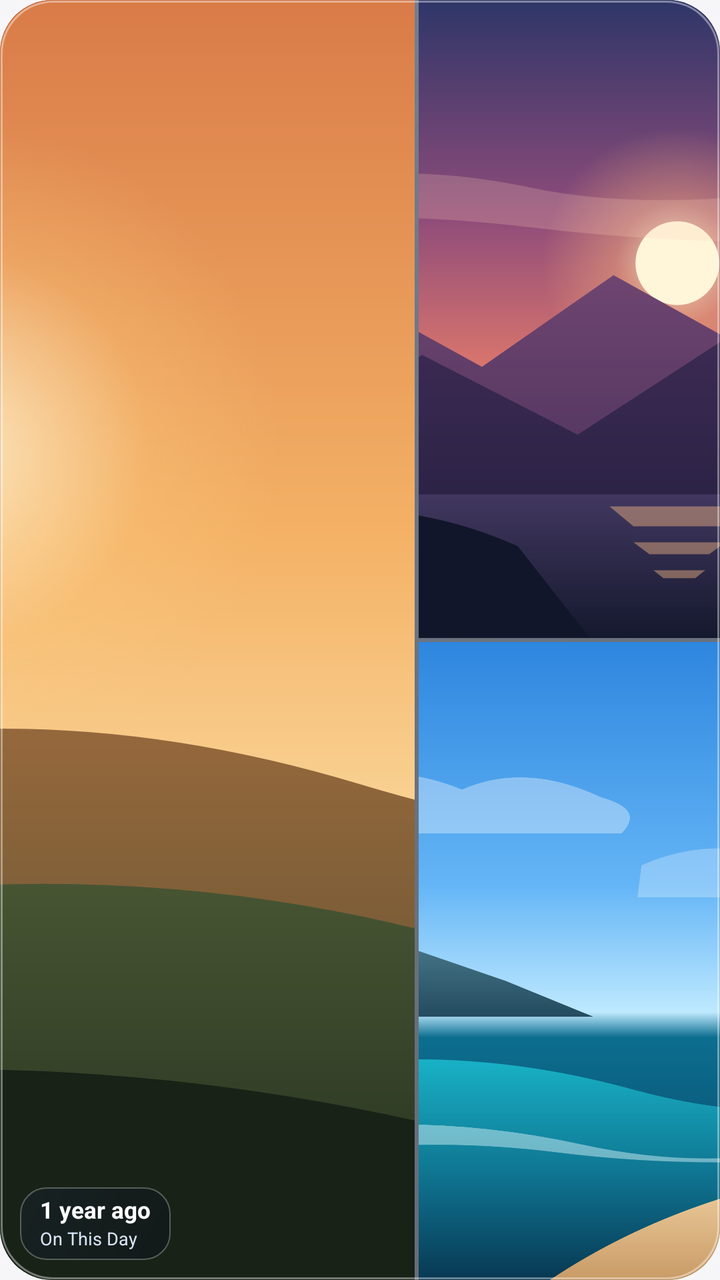
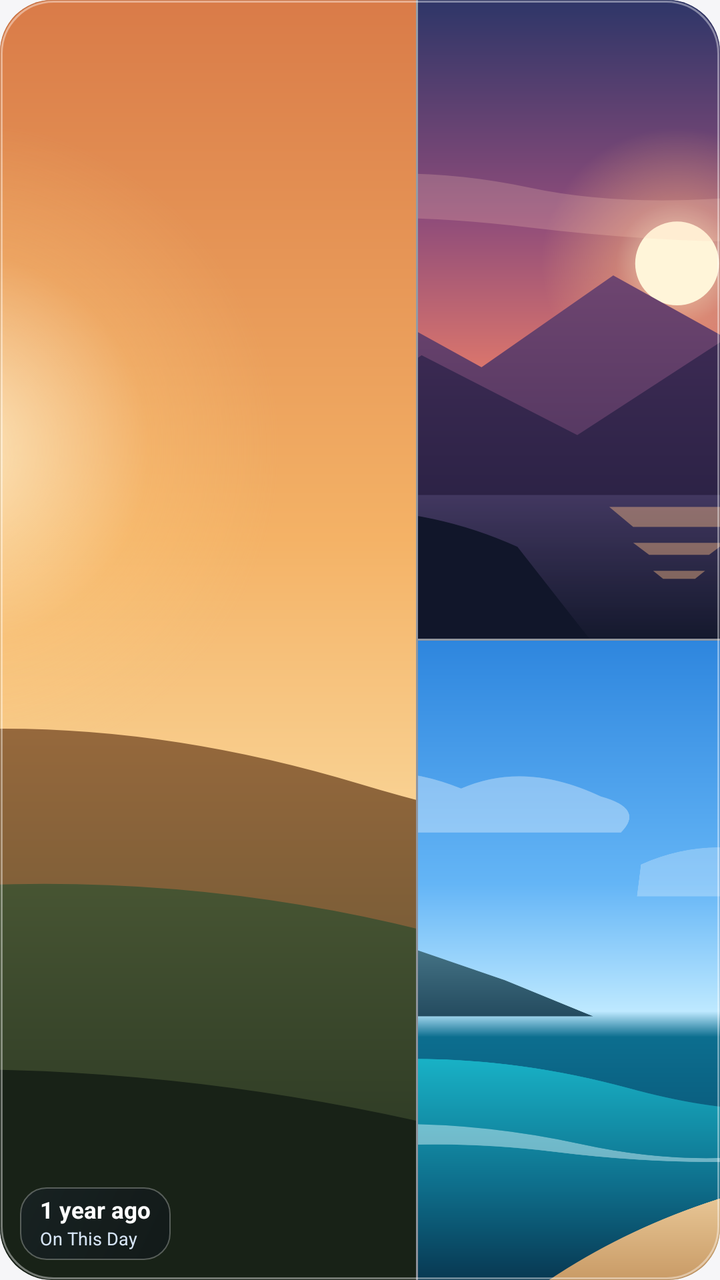

Two renders of the same Android screen: before a commit and after it. Below are the layout's source before the change and the commit's diff.
<!-- AndroidManifest.xml: application theme Theme.LuminaGallery -->
<!-- res/layout/widget_preview_memories.xml -->
<?xml version="1.0" encoding="utf-8"?>
<FrameLayout xmlns:android="http://schemas.android.com/apk/res/android"
    android:layout_width="match_parent"
    android:layout_height="match_parent"
    android:background="@drawable/widget_bg_rounded"
    android:clipToOutline="true"
    android:foreground="@drawable/widget_glass_edge">

    <LinearLayout
        android:layout_width="match_parent"
        android:layout_height="match_parent"
        android:background="#33FFFFFF"
        android:orientation="horizontal">

        <ImageView
            android:layout_width="0dp"
            android:layout_height="match_parent"
            android:layout_marginEnd="2dp"
            android:layout_weight="58"
            android:contentDescription="@string/widget_memories"
            android:scaleType="centerCrop"
            android:src="@drawable/widget_art_golden_meadow" />

        <LinearLayout
            android:layout_width="0dp"
            android:layout_height="match_parent"
            android:layout_weight="42"
            android:orientation="vertical">

            <ImageView
                android:layout_width="match_parent"
                android:layout_height="0dp"
                android:layout_marginBottom="2dp"
                android:layout_weight="1"
                android:contentDescription="@string/widget_memories"
                android:scaleType="centerCrop"
                android:src="@drawable/widget_art_sunset_peaks" />

            <ImageView
                android:layout_width="match_parent"
                android:layout_height="0dp"
                android:layout_weight="1"
                android:contentDescription="@string/widget_memories"
                android:scaleType="centerCrop"
                android:src="@drawable/widget_art_ocean_waves" />
        </LinearLayout>
    </LinearLayout>

    <LinearLayout
        android:layout_width="wrap_content"
        android:layout_height="wrap_content"
        android:layout_gravity="bottom|start"
        android:layout_margin="10dp"
        android:background="@drawable/widget_glass_pill"
        android:orientation="vertical"
        android:paddingHorizontal="10dp"
        android:paddingVertical="5dp">

        <TextView
            android:layout_width="wrap_content"
            android:layout_height="wrap_content"
            android:includeFontPadding="false"
            android:maxLines="1"
            android:text="@string/widget_preview_memory_title"
            android:textColor="#FFFFFF"
            android:textSize="11.5sp"
            android:textStyle="bold" />

        <TextView
            android:layout_width="wrap_content"
            android:layout_height="wrap_content"
            android:layout_marginTop="2dp"
            android:includeFontPadding="false"
            android:maxLines="1"
            android:text="@string/widget_preview_memory_sub"
            android:textColor="#D6E4F5"
            android:textSize="9sp" />
    </LinearLayout>

</FrameLayout>
<!-- resources referenced by this layout -->
<resources>
  <!-- drawable widget_art_golden_meadow: vector/xml drawable (drawable, 2684 chars, omitted) -->
  <!-- drawable widget_art_ocean_waves: vector/xml drawable (drawable, 3062 chars, omitted) -->
  <!-- drawable widget_art_sunset_peaks: vector/xml drawable (drawable, 3773 chars, omitted) -->
  <!-- drawable widget_bg_rounded (drawable) -->
  <?xml version="1.0" encoding="utf-8"?>
  <shape xmlns:android="http://schemas.android.com/apk/res/android"
      android:shape="rectangle">
      <corners android:radius="@dimen/widget_corner_radius" />
      <gradient
          android:angle="315"
          android:startColor="#CC2B3C56"
          android:centerColor="#CC1A263A"
          android:endColor="#CC111929" />
  </shape>
  <!-- drawable widget_glass_edge (drawable) -->
  <?xml version="1.0" encoding="utf-8"?>
  <layer-list xmlns:android="http://schemas.android.com/apk/res/android">
      
      <item>
          <shape android:shape="rectangle">
              <corners android:radius="@dimen/widget_corner_radius" />
              <stroke
                  android:width="0.45dp"
                  android:color="#1A000000" />
          </shape>
      </item>
      
      <item
          android:bottom="0.45dp"
          android:left="0.45dp"
          android:right="0.45dp"
          android:top="0.45dp">
          <shape android:shape="rectangle">
              <corners android:radius="@dimen/widget_corner_radius" />
              <solid android:color="#00000000" />
              <stroke
                  android:width="1.15dp"
                  android:color="#66FFFFFF" />
          </shape>
      </item>
  </layer-list>
  <!-- drawable widget_glass_pill (drawable) -->
  <?xml version="1.0" encoding="utf-8"?>
  <shape xmlns:android="http://schemas.android.com/apk/res/android"
      android:shape="rectangle">
      <corners android:radius="13dp" />
      <gradient
          android:angle="315"
          android:startColor="#66162030"
          android:endColor="#780B101A" />
      <stroke
          android:width="0.75dp"
          android:color="#47FFFFFF" />
  </shape>
  <string name="widget_memories">Memories &amp; Flashbacks</string>
  <string name="widget_preview_memory_sub">On This Day</string>
  <string name="widget_preview_memory_title">1 year ago</string>
  <style name="Theme.LuminaGallery" parent="android:Theme.Material.Light.NoActionBar">
          <item name="android:windowBackground">@color/launch_window_background</item>
          <item name="android:statusBarColor">@android:color/transparent</item>
          <item name="android:navigationBarColor">@android:color/transparent</item>
      </style>
  <dimen name="widget_corner_radius">26dp</dimen>
  <color name="launch_window_background">#FFF6F6F8</color>
</resources>

<!-- the commit's change to res/layout/widget_preview_memories.xml (unified diff, before → after) -->
@@ -9,13 +9,13 @@
     <LinearLayout
         android:layout_width="match_parent"
         android:layout_height="match_parent"
-        android:background="#33FFFFFF"
+        android:background="#66FFFFFF"
         android:orientation="horizontal">
 
         <ImageView
             android:layout_width="0dp"
             android:layout_height="match_parent"
-            android:layout_marginEnd="2dp"
+            android:layout_marginEnd="1.1dp"
             android:layout_weight="58"
             android:contentDescription="@string/widget_memories"
             android:scaleType="centerCrop"
@@ -30,7 +30,7 @@
             <ImageView
                 android:layout_width="match_parent"
                 android:layout_height="0dp"
-                android:layout_marginBottom="2dp"
+                android:layout_marginBottom="1.1dp"
                 android:layout_weight="1"
                 android:contentDescription="@string/widget_memories"
                 android:scaleType="centerCrop"
